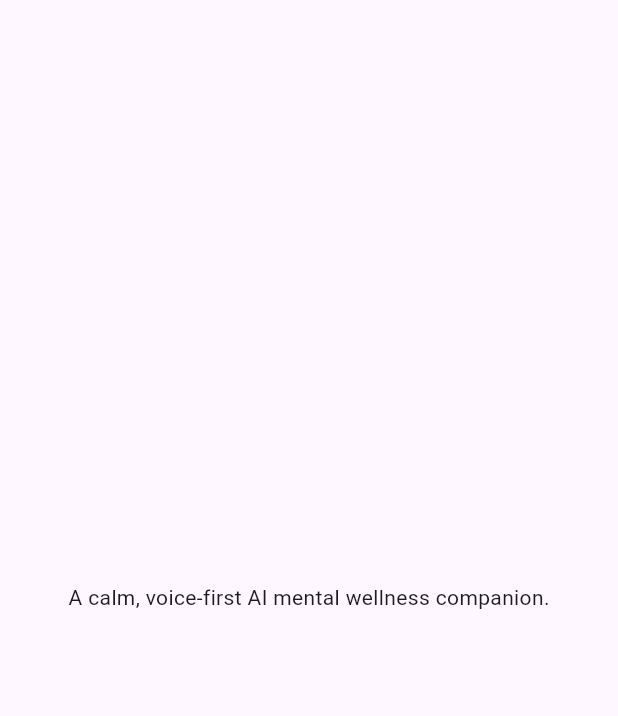
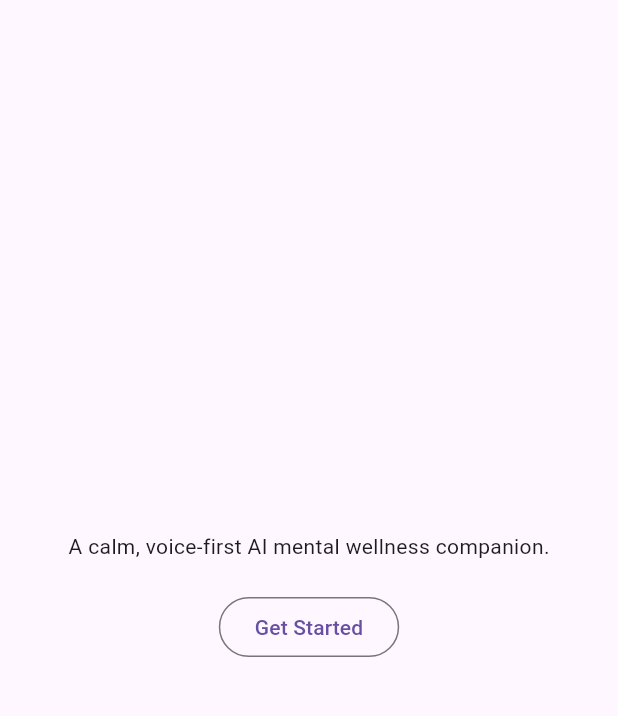
Before and after one commit to jakansha2001/lumina-app, a Flutter app: the screen it shows after launch, on a phone screen of 412 x 824 dp, the part 63-779 px from its top. Run offline on Flutter 3.47's test engine with Material 3 defaults, Android fonts, the light colour scheme and no system bars.

Commit message:
feat: restructure main app body to include a button for user interaction

```diff
--- a/lib/main.dart
+++ b/lib/main.dart
@@ -20,8 +20,20 @@
         appBar: AppBar(
           title: const Text('Welcome to Lumina'),
         ),
-        body: const Center(
-          child: Text('A calm, voice-first AI mental wellness companion.'),
+        body: Column(
+          mainAxisAlignment: MainAxisAlignment.center,
+          children: [
+            const Center(
+              child: Text('A calm, voice-first AI mental wellness companion.'),
+            ),
+            const SizedBox(height: 20),
+            OutlinedButton(
+              onPressed: () {
+                // Placeholder for button action
+              },
+              child: const Text('Get Started'),
+            ),
+          ],
         ),
       ),
     );
```
